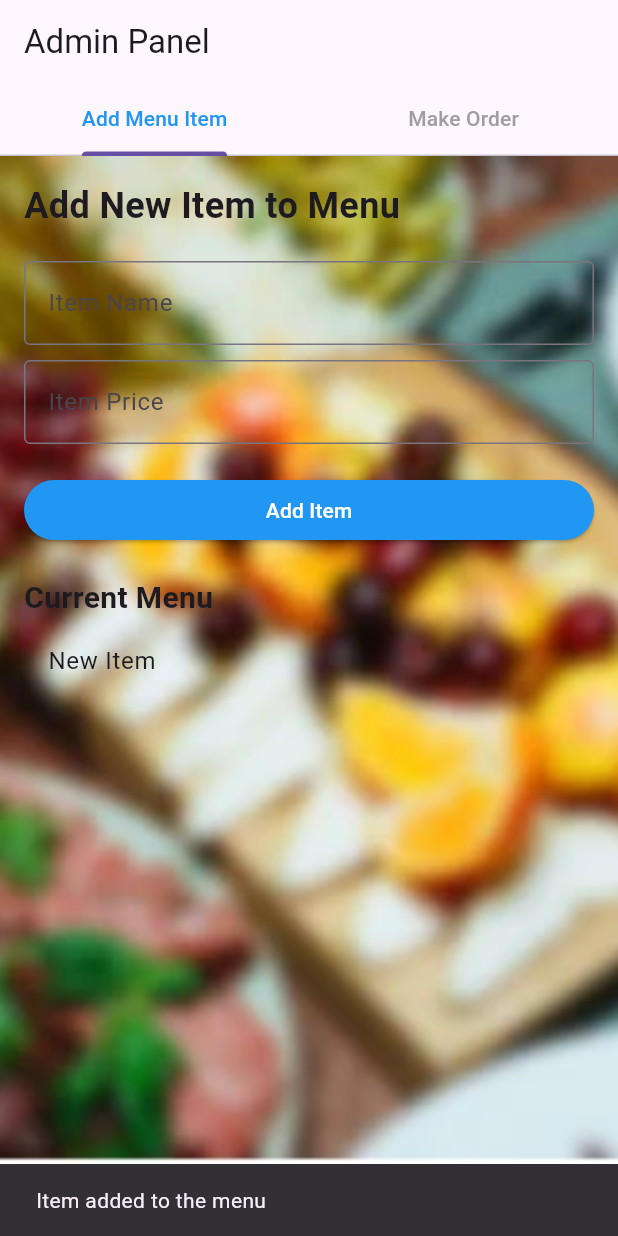
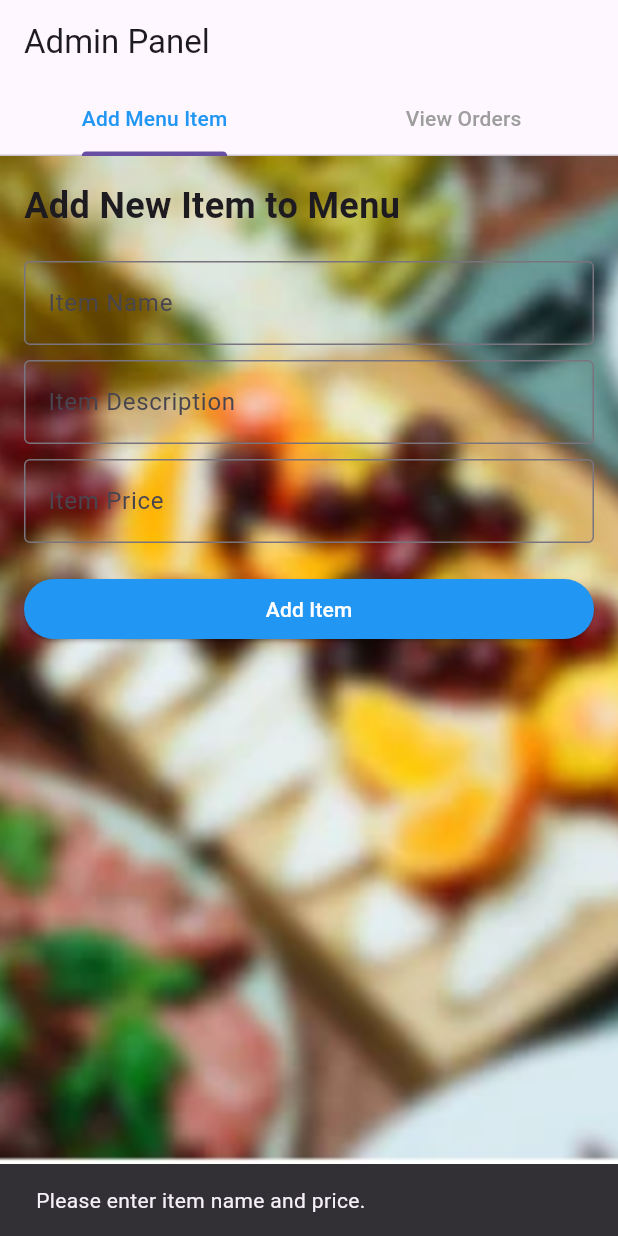
Before and after one commit to Githubmelissa/mobileapp_project, a Flutter app: the AdminPanel screen opened directly, after a tap on "Add Item", on a phone screen of 412 x 824 dp. Run offline on Flutter 3.47's test engine with Material 3 defaults, Android fonts, the phone set to English and light mode, and no system bars; our stand-ins replace shared_preferences; accounts and stored records are empty; network calls fail.

Commit message:
admin can add item, view orders. customer can add to cart and choose the quantity.

```diff
--- a/lib/AdminPanel.dart
+++ b/lib/AdminPanel.dart
@@ -1,4 +1,9 @@
+import 'dart:convert';
+
 import 'package:flutter/material.dart';
+import 'package:http/http.dart' as http;
+
+import 'Order.dart';
 
 class AdminPanel extends StatefulWidget {
   AdminPanel({Key? key}) : super(key: key);
@@ -11,7 +16,9 @@ class AdminPanel extends StatefulWidget {
 
 class _AdminPanelState extends State<AdminPanel> {
   List<String> menuItems = []; // List to store menu items
-  List<String> selectedItems = []; // List to store selected items in the order
+  TextEditingController itemNameController = TextEditingController();
+  TextEditingController itemPriceController = TextEditingController();
+  TextEditingController itemDescriptionController = TextEditingController();
 
   @override
   Widget build(BuildContext context) {
@@ -26,7 +33,7 @@ class _AdminPanelState extends State<AdminPanel> {
             TabBar(
               tabs: [
                 Tab(text: 'Add Menu Item'),
-                Tab(text: 'Make Order'),
+                Tab(text: 'View Orders'),
               ],
               labelColor: Colors.blue,
               unselectedLabelColor: Colors.grey,
@@ -35,7 +42,7 @@ class _AdminPanelState extends State<AdminPanel> {
               child: TabBarView(
                 children: [
                   _buildAddMenuItemTab(),
-                  _buildMakeOrderTab(),
+                  _buildViewOrdersTab(),
                 ],
               ),
             ),
@@ -64,6 +71,7 @@ class _AdminPanelState extends State<AdminPanel> {
             ),
             SizedBox(height: 20),
             TextField(
+              controller: itemNameController,
               decoration: InputDecoration(
                 labelText: 'Item Name',
                 border: OutlineInputBorder(),
@@ -71,6 +79,15 @@ class _AdminPanelState extends State<AdminPanel> {
             ),
             SizedBox(height: 10),
             TextField(
+              controller: itemDescriptionController,
+              decoration: InputDecoration(
+                labelText: 'Item Description',
+                border: OutlineInputBorder(),
+              ),
+            ),
+            SizedBox(height: 10),
+            TextField(
+              controller: itemPriceController,
               decoration: InputDecoration(
                 labelText: 'Item Price',
                 border: OutlineInputBorder(),
@@ -81,15 +98,7 @@ class _AdminPanelState extends State<AdminPanel> {
             ElevatedButton(
               onPressed: () {
                 // Add the new item to the menu
-              setState(() {
-                menuItems.add(
-                    'New Item'); // Replace with actual logic to add the item
-              });
-              ScaffoldMessenger.of(context).showSnackBar(
-                SnackBar(
-                  content: Text('Item added to the menu'),
-                ),
-              );
+                addMenuItem();
               },
               style: ElevatedButton.styleFrom(
                 primary: Colors.blue,
@@ -97,27 +106,26 @@ class _AdminPanelState extends State<AdminPanel> {
               ),
               child: Text('Add Item'),
             ),
-          SizedBox(height: 20),
-          Text(
-            'Current Menu',
-            style: TextStyle(fontSize: 20, fontWeight: FontWeight.bold),
-          ),
-          Expanded(
-            child: ListView.builder(
-              itemCount: menuItems.length,
-              itemBuilder: (context, index) {
-                return ListTile(
-                  title: Text(menuItems[index]),
-                );
-              },
+            // ... (existing code)
+          ],
         ),
       ),
-        ],
-      ),
-    )  );
+    );
   }
 
-  Widget _buildMakeOrderTab() {
+  Widget _buildViewOrdersTab() {
+    return FutureBuilder<List<Order>>(
+      future: fetchOrders(),
+      builder: (context, snapshot) {
+        if (snapshot.connectionState == ConnectionState.waiting) {
+          return CircularProgressIndicator();
+        } else if (snapshot.hasError) {
+          return Text('Error: ${snapshot.error}');
+        } else if (!snapshot.hasData || snapshot.data!.isEmpty) {
+          return Text('No orders available.');
+        } else {
+          // Orders fetched successfully, display them
+          List<Order> orders = snapshot.data!;
 
           return Container(
             decoration: BoxDecoration(
@@ -132,67 +140,111 @@ class _AdminPanelState extends State<AdminPanel> {
                 crossAxisAlignment: CrossAxisAlignment.stretch,
                 children: [
                   Text(
-            'Make Order',
+                    'View Orders',
                     style: TextStyle(fontSize: 24, fontWeight: FontWeight.bold),
                   ),
                   SizedBox(height: 20),
                   Text(
-            'Select Items:',
+                    'Orders:',
                     style: TextStyle(fontSize: 20, fontWeight: FontWeight.bold),
                   ),
                   SizedBox(height: 10),
-          // Build a list of checkboxes for menu items
-          SizedBox(
-            height: 200, // Adjust the height as needed
+                  // Build a list of orders
+                  Expanded(
                     child: ListView.builder(
-              itemCount: menuItems.length,
+                      itemCount: orders.length,
                       itemBuilder: (context, index) {
-                return CheckboxListTile(
+                        return ListTile(
                           title: Text(
-                    menuItems[index],
+                            'Order ID: ${orders[index].orderId}\n'
+                                'User ID: ${orders[index].userId}\n'
+                                'Total Price: \$${orders[index].totalPrice}\n'
+                                'Delivery Address: ${orders[index].deliveryAddress}\n'
+                                'Order Status: ${orders[index].orderStatus}\n'
+                                'Order Date: ${orders[index].orderDate}',
                             style: TextStyle(fontSize: 16),
                           ),
-                  value: selectedItems.contains(menuItems[index]),
-                  onChanged: (value) {
-                    setState(() {
-                      if (value != null && value) {
-                        selectedItems.add(menuItems[index]);
-                      } else {
-                        selectedItems.remove(menuItems[index]);
-                      }
-                    });
-                  },
                         );
                       },
                     ),
                   ),
-          SizedBox(height: 20),
-          ElevatedButton(
-            onPressed: () {
-              // Handle order submission logic
-              if (selectedItems.isNotEmpty) {
-                // Replace this with your actual logic for submitting the order
-                ScaffoldMessenger.of(context).showSnackBar(
-                  SnackBar(
-                    content: Text('Order submitted successfully!'),
+                ],
               ),
-                );
-              } else {
-                ScaffoldMessenger.of(context).showSnackBar(
-                  SnackBar(
-                    content: Text('Please select items to order.'),
             ),
           );
         }
       },
-            style: ElevatedButton.styleFrom(
-              primary: Colors.blue,
-              onPrimary: Colors.white,
+    );
+  }
+
+Future<List<Order>> fetchOrders() async {
+  final response = await http.get(Uri.parse('http://127.0.0.1/food/get_orders.php'));
+
+  if (response.statusCode == 200) {
+    final List<dynamic> data = json.decode(response.body);
+
+    // Convert the JSON data to a list of Order objects
+    List<Order> orders = data.map((json) {
+      return Order(
+        orderId: json['order_id'],
+        userId: json['user_id'],
+        totalPrice: json['total_price'],
+        deliveryAddress: json['delivery_address'],
+        orderStatus: json['order_status'],
+        orderDate: json['order_date'],
+      );
+    }).toList();
+
+    return orders;
+  } else {
+    throw Exception('Failed to load orders');
+  }
+}
+  void addMenuItem() async {
+    final itemName = itemNameController.text;
+    final itemPrice = itemPriceController.text;
+    final itemDescription= itemDescriptionController.text;
+    if (itemName.isNotEmpty && itemPrice.isNotEmpty) {
+      final response = await http.post(
+        Uri.parse('http://127.0.0.1/food/add_menu_item.php'),
+        body: {
+          'item_name': itemName,
+          'item_description': itemDescription,
+          'item_price': itemPrice,
+        },
+      );
+
+
+      print('Response from PHP: ${response.body}');
+
+      if (response.statusCode == 200) {
+        // Item added successfully
+        setState(() {
+          menuItems.add(itemName);
+          itemNameController.clear();
+          itemPriceController.clear();
+        });
+
+        ScaffoldMessenger.of(context).showSnackBar(
+          SnackBar(
+            content: Text('Item added to the menu'),
           ),
-            child: Text('Submit Order'),
+        );
+      } else {
+        // Failed to add item
+        ScaffoldMessenger.of(context).showSnackBar(
+          SnackBar(
+            content: Text('Failed to add item. Please try again.'),
           ),
-        ],
-          )),
+        );
+      }
+    } else {
+      ScaffoldMessenger.of(context).showSnackBar(
+        SnackBar(
+          content: Text('Please enter item name and price.'),
+        ),
       );
     }
   }
+
+}
--- a/lib/HomeScreen.dart
+++ b/lib/HomeScreen.dart
@@ -21,7 +21,7 @@ class MenuItem {
 }
 
 Future<List<MenuItem>> fetchMenuItems() async {
-  final response = await http.get(Uri.parse('http://192.168.1.10/API/file.php'));
+  final response = await http.get(Uri.parse('http://127.0.0.1/food/file.php'));
 
   if (response.statusCode == 200) {
     final List<dynamic> data = json.decode(response.body);
--- a/lib/LoginPage.dart
+++ b/lib/LoginPage.dart
@@ -5,7 +5,7 @@ import 'package:flutter/material.dart';
 import 'AdminPanel.dart';
 import 'HomeScreen.dart';
 import 'SignupPage.dart';
-
+import 'package:shared_preferences/shared_preferences.dart';
 class LoginPage extends StatefulWidget {
   @override
   _LoginPageState createState() => _LoginPageState();
@@ -149,7 +149,7 @@ class _LoginPageState extends State<LoginPage> {
 
   void authenticateUser(BuildContext context, String email, String password) async {
     final response = await http.post(
-      Uri.parse('http://192.168.1.10/food/login.php'),
+      Uri.parse('http://127.0.0.1/food/login.php'),
       body: {
         'email': email,
         'password': password,
--- a/lib/MenuItem.dart
+++ b/lib/MenuItem.dart
@@ -3,20 +3,22 @@ class MenuItem {
   final String name;
   final String description;
   final double price;
+  int quantity; // Add quantity property
 
   MenuItem({
     required this.itemId,
     required this.name,
     required this.description,
     required this.price,
+    this.quantity = 1, // Set a default value for quantity if needed
   });
 
   factory MenuItem.fromJson(Map<String, dynamic> json) {
     return MenuItem(
-      itemId: json['item_id'],
+      itemId: int.tryParse(json['item_id'].toString()) ?? 0,
       name: json['name'],
       description: json['description'] ?? '',
-      price: json['price'].toDouble(),
+      price: double.tryParse(json['price'].toString()) ?? 0.0,
     );
   }
 }
--- a/lib/MenuScreen.dart
+++ b/lib/MenuScreen.dart
@@ -100,7 +100,7 @@ class _MenuScreenState extends State<MenuScreen> {
 
   Future<List<MenuItem>> fetchMenuItems() async {
     final response = await http.get(
-        Uri.parse('http://192.168.1.10/food/get_menu_items.php'));
+        Uri.parse('http://127.0.0.1/food/get_menu_items.php'));
 
     if (response.statusCode == 200) {
       final List<dynamic> data = json.decode(response.body);
--- /dev/null
+++ b/lib/Order.dart
@@ -0,0 +1,17 @@
+class Order {
+  final String orderId;
+  final String userId;
+  final String totalPrice;
+  final String deliveryAddress;
+  final String orderStatus;
+  final String orderDate;
+
+  Order({
+    required this.orderId,
+    required this.userId,
+    required this.totalPrice,
+    required this.deliveryAddress,
+    required this.orderStatus,
+    required this.orderDate,
+  });
+}
--- a/lib/SignupPage.dart
+++ b/lib/SignupPage.dart
@@ -197,7 +197,7 @@ class _SignupPageState extends State<SignupPage> {
   void signUpUser(String email, String password, String fullName,
       String address, String phoneNumber) async {
     final response = await http.post(
-      Uri.parse('http://10.0.0.15/food/signup.php'),
+      Uri.parse('http://127.0.0.1/food/signup.php'),
       body:{
         'email': email,  // Update to match your server parameter name
         'password': password,
--- a/pubspec.yaml
+++ b/pubspec.yaml
@@ -36,6 +36,7 @@ dependencies:
   # Use with the CupertinoIcons class for iOS style icons.
   cupertino_icons: ^1.0.2
   http: ^1.1.0
+  shared_preferences: ^2.0.8
 dev_dependencies:
   flutter_test:
     sdk: flutter
```
Also changed, not shown: lib/cart_screen.dart (+169 -42 lines), pubspec.lock, 1 other file. Lines whose indentation alone changed are shown as unchanged.
